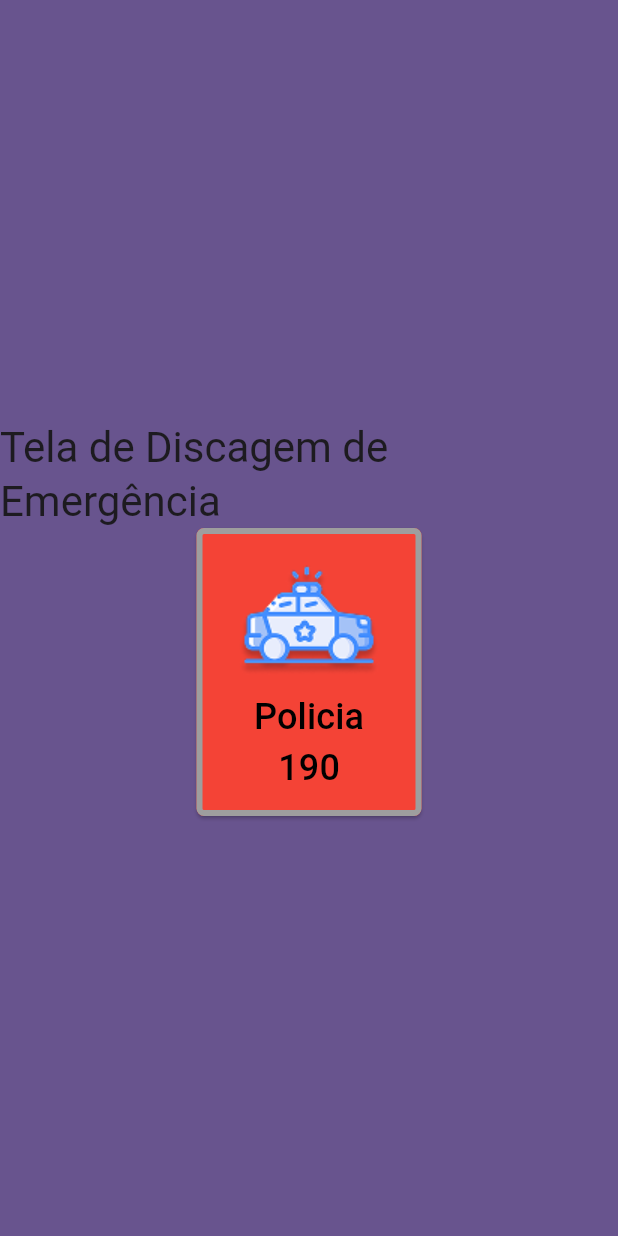
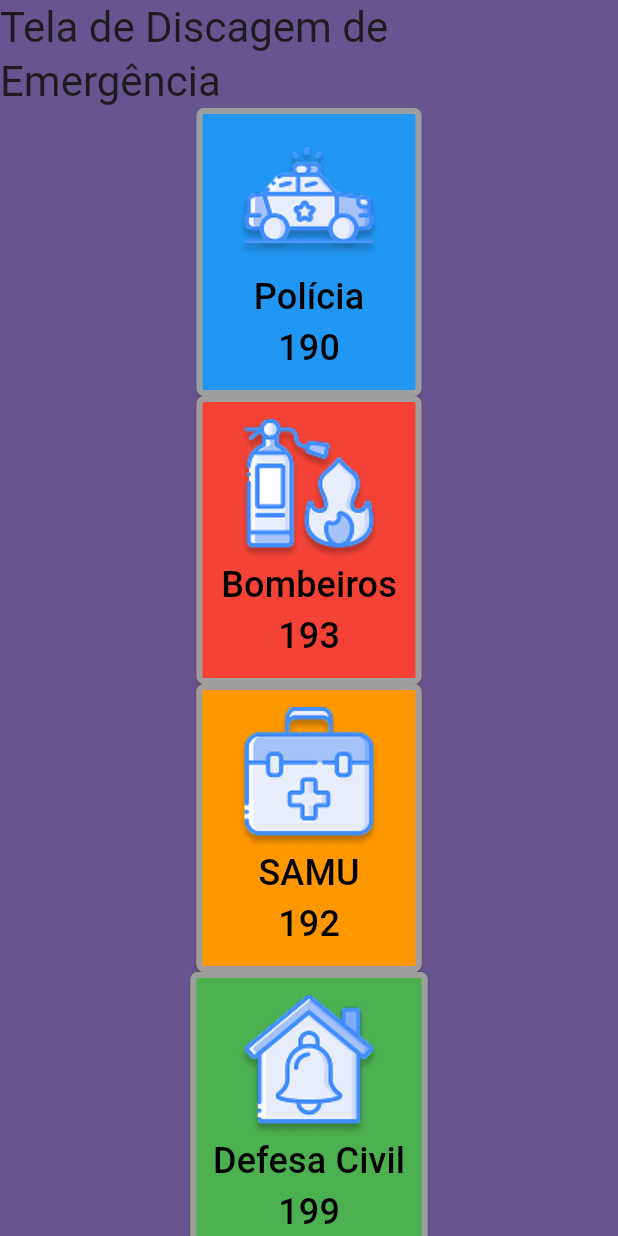
Before and after one commit to CC-SI/disque_emergencia_app, a Flutter app: the screen it shows after launch, after a tap on the "navigate next" icon, on a phone screen of 412 x 824 dp. Run offline on Flutter 3.47's test engine with Material 3 defaults, Android fonts, the phone set to English and light mode, and no system bars.

Commit message:
update: Criar os botões de chamado usando as informações dos serviços.
- Criando um método estático para criar os serviços de emergencia.

```diff
--- a/lib/ui/components/call_button.dart
+++ b/lib/ui/components/call_button.dart
@@ -1,27 +1,30 @@
 import 'package:flutter/material.dart';
+import 'package:flutter_application_1/data/models/emergency_service.dart';
 import 'package:url_launcher/url_launcher.dart';
 
 class CallButton extends StatelessWidget
 {
-	const CallButton({super.key});
+	const CallButton({super.key, required this.service});
+
+	final EmergencyService service;
 
 	@override
 	Widget build(BuildContext context)
 	{
 		// Texto
-		Text name = Text('Policia',
+		Text name = Text(service.name,
 			style: TextStyle(
 				fontSize: 24.0, // Sets the font size to 24 logical pixels
 				),
 		);
-		Text number = Text('190',
+		Text number = Text(service.phoneNumber,
 			style: TextStyle(
 				fontSize: 24.0, // Sets the font size to 24 logical pixels
 			),
 		);
 
 		// Ícone
-		Image image = Image(image: AssetImage('lib/assets/images/icones/policia.png'));
+		Image image = Image(image: service.icon.image);
 
 		// Layout
 		Column column = Column(
@@ -37,7 +40,7 @@
 				borderRadius: BorderRadius.circular(5),
 			),
 			padding: EdgeInsets.all(15),
-			backgroundColor: Colors.red,
+			backgroundColor: service.color,
 			foregroundColor: Colors.black,
 			minimumSize: Size(150, 150),
 			side: BorderSide(
@@ -53,7 +56,7 @@
 	{
 			final Uri launchUri = Uri(
 				scheme: 'tel',
-				path: '190',
+				path: service.phoneNumber,
 			);
 
 			if (await canLaunchUrl(launchUri))
@@ -63,7 +66,7 @@
 			else
 			{
 				// Handle the case where the URL cannot be launched (e.g., no phone app)
-				throw 'Could not launch 190';
+				throw 'Could not launch ${service.phoneNumber}';
 			}
 	}
 }
--- a/lib/ui/screens/call_screen.dart
+++ b/lib/ui/screens/call_screen.dart
@@ -1,4 +1,5 @@
 import 'package:flutter/material.dart';
+import 'package:flutter_application_1/data/models/emergency_service.dart';
 import 'package:flutter_application_1/ui/components/call_button.dart';
 
 class CallScreen extends StatelessWidget
@@ -10,7 +11,12 @@
 	@override
 	Widget build(BuildContext context)
 	{
-		CallButton policeButton = CallButton();
+		List<EmergencyService> services = CallScreen.loadEmergencyServices();
+
+		CallButton policeButton = CallButton(service: services[0]);
+		CallButton firemanButton = CallButton(service: services[1]);
+		CallButton samuButton = CallButton(service: services[2]);
+		CallButton civilDefenseButton = CallButton(service: services[3]);
 
 		Container container = Container(color: Theme.of(context).primaryColor,
 			child: Column(
@@ -21,9 +27,49 @@
 						style: Theme.of(context).textTheme.headlineMedium,
 					),
 					policeButton,
+					firemanButton,
+					samuButton,
+					civilDefenseButton,
 				],
 			)
 		);
 		return container;
 	}
+
+	static List<EmergencyService> loadEmergencyServices()
+	{
+		return [
+			// Policia
+			EmergencyService(
+				name: 'Polícia',
+				phoneNumber: '190',
+				icon: Image.asset('lib/assets/images/icones/policia.png'),
+				color: Colors.blue,
+			),
+
+			// Bombeiros
+			EmergencyService(
+				name: 'Bombeiros',
+				phoneNumber: '193',
+				icon: Image.asset('lib/assets/images/icones/bombeiro.png'),
+				color: Colors.red,
+			),
+
+			// SAMU
+			EmergencyService(
+				name: 'SAMU',
+				phoneNumber: '192',
+				icon: Image.asset('lib/assets/images/icones/samu.png'),
+				color: Colors.orange,
+			),
+
+			// Defesa Civil
+			EmergencyService(
+				name: 'Defesa Civil',
+				phoneNumber: '199',
+				icon: Image.asset('lib/assets/images/icones/defesa_civil.png'),
+				color: Colors.green,
+			),
+		];
+	}
 }
```
